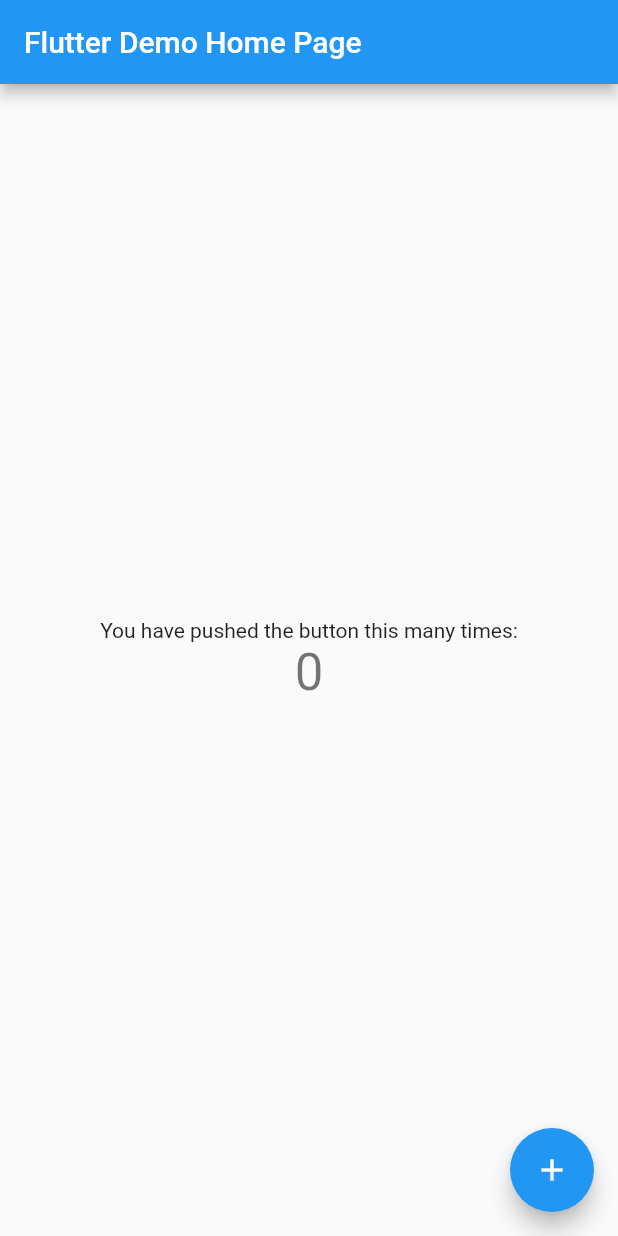
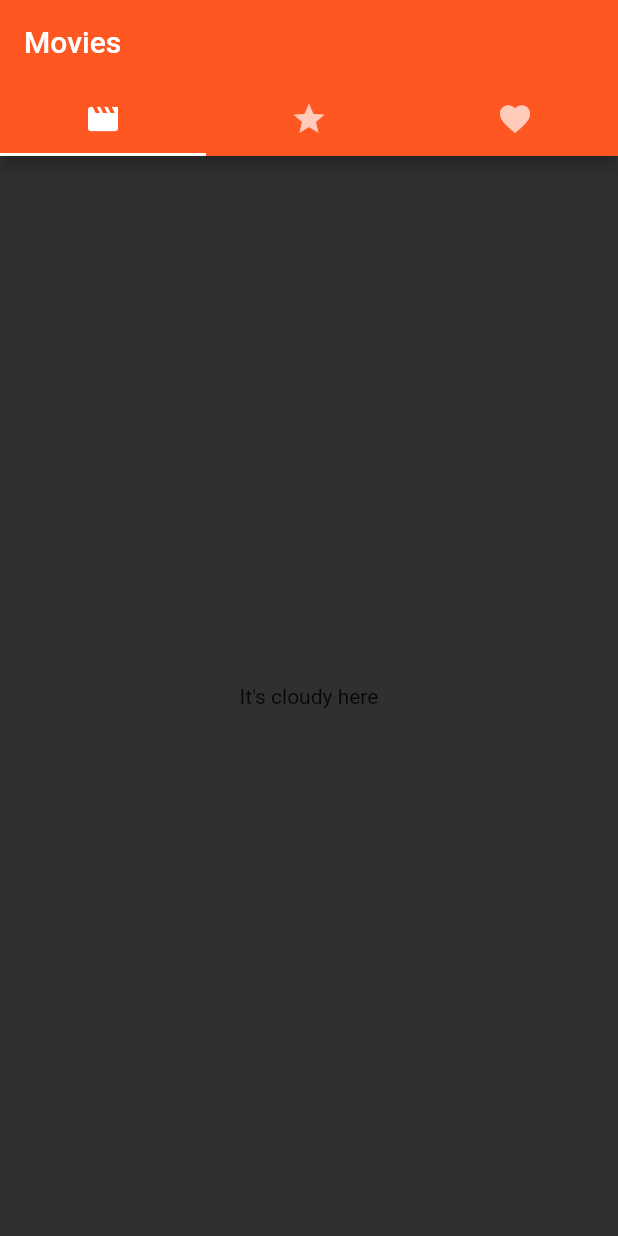
Before and after one commit to bence-t0th/Movies, a Flutter app: the screen it shows after launch, on a phone screen of 412 x 824 dp. Run offline on Flutter 3.47's test engine with Material 2 defaults, Android fonts, the phone set to English and light mode, and no system bars.

Commit message:
Main Widget with TabBar

```diff
--- a/lib/main.dart
+++ b/lib/main.dart
@@ -1,113 +1,74 @@
 import 'package:flutter/material.dart';
 
-void main() {
-  runApp(MyApp());
-}
+void main() => runApp(MyApp());
 
 class MyApp extends StatelessWidget {
-  // This widget is the root of your application.
+
   @override
   Widget build(BuildContext context) {
     return MaterialApp(
-      title: 'Flutter Demo',
+      title: 'Movies',
+      debugShowCheckedModeBanner: false,
       theme: ThemeData(
-        // This is the theme of your application.
-        //
-        // Try running your application with "flutter run". You'll see the
-        // application has a blue toolbar. Then, without quitting the app, try
-        // changing the primarySwatch below to Colors.green and then invoke
-        // "hot reload" (press "r" in the console where you ran "flutter run",
-        // or simply save your changes to "hot reload" in a Flutter IDE).
-        // Notice that the counter didn't reset back to zero; the application
-        // is not restarted.
-        primarySwatch: Colors.blue,
+        scaffoldBackgroundColor: Colors.grey[850],
+        primarySwatch: Colors.deepOrange,
+        appBarTheme: AppBarTheme(brightness: Brightness.dark),
       ),
-      home: MyHomePage(title: 'Flutter Demo Home Page'),
+      home: MyStatefulWidget()
     );
   }
 }
 
-class MyHomePage extends StatefulWidget {
-  MyHomePage({Key? key, this.title = ""}) : super(key: key);
-
-  // This widget is the home page of your application. It is stateful, meaning
-  // that it has a State object (defined below) that contains fields that affect
-  // how it looks.
-
-  // This class is the configuration for the state. It holds the values (in this
-  // case the title) provided by the parent (in this case the App widget) and
-  // used by the build method of the State. Fields in a Widget subclass are
-  // always marked "final".
-
-  final String title;
+class MyStatefulWidget extends StatefulWidget {
+  const MyStatefulWidget({Key? key}) : super(key: key);
 
   @override
-  _MyHomePageState createState() => _MyHomePageState();
+  _MyStatefulWidgetState createState() => _MyStatefulWidgetState();
 }
 
-class _MyHomePageState extends State<MyHomePage> {
-  int _counter = 0;
+class _MyStatefulWidgetState extends State<MyStatefulWidget> with TickerProviderStateMixin {
+  late TabController _tabController;
 
-  void _incrementCounter() {
-    setState(() {
-      // This call to setState tells the Flutter framework that something has
-      // changed in this State, which causes it to rerun the build method below
-      // so that the display can reflect the updated values. If we changed
-      // _counter without calling setState(), then the build method would not be
-      // called again, and so nothing would appear to happen.
-      _counter++;
-    });
+  @override
+  void initState() {
+    super.initState();
+    _tabController = TabController(length: 3, vsync: this);
   }
 
   @override
   Widget build(BuildContext context) {
-    // This method is rerun every time setState is called, for instance as done
-    // by the _incrementCounter method above.
-    //
-    // The Flutter framework has been optimized to make rerunning build methods
-    // fast, so that you can just rebuild anything that needs updating rather
-    // than having to individually change instances of widgets.
     return Scaffold(
       appBar: AppBar(
-        // Here we take the value from the MyHomePage object that was created by
-        // the App.build method, and use it to set our appbar title.
-        title: Text(widget.title),
-      ),
-      body: Center(
-        // Center is a layout widget. It takes a single child and positions it
-        // in the middle of the parent.
-        child: Column(
-          // Column is also a layout widget. It takes a list of children and
-          // arranges them vertically. By default, it sizes itself to fit its
-          // children horizontally, and tries to be as tall as its parent.
-          //
-          // Invoke "debug painting" (press "p" in the console, choose the
-          // "Toggle Debug Paint" action from the Flutter Inspector in Android
-          // Studio, or the "Toggle Debug Paint" command in Visual Studio Code)
-          // to see the wireframe for each widget.
-          //
-          // Column has various properties to control how it sizes itself and
-          // how it positions its children. Here we use mainAxisAlignment to
-          // center the children vertically; the main axis here is the vertical
-          // axis because Columns are vertical (the cross axis would be
-          // horizontal).
-          mainAxisAlignment: MainAxisAlignment.center,
-          children: <Widget>[
-            Text(
-              'You have pushed the button this many times:',
+        title: const Text('Movies'),
+        bottom: TabBar(
+          controller: _tabController,
+          tabs: const <Widget>[
+            Tab(
+              icon: Icon(Icons.movie),
             ),
-            Text(
-              '$_counter',
-              style: Theme.of(context).textTheme.headline4,
+            Tab(
+              icon: Icon(Icons.star),
+            ),
+            Tab(
+              icon: Icon(Icons.favorite),
             ),
           ],
         ),
       ),
-      floatingActionButton: FloatingActionButton(
-        onPressed: _incrementCounter,
-        tooltip: 'Increment',
-        child: Icon(Icons.add),
-      ), // This trailing comma makes auto-formatting nicer for build methods.
+      body: TabBarView(
+        controller: _tabController,
+        children: const <Widget>[
+          Center(
+            child: Text('It\'s cloudy here'),
+          ),
+          Center(
+            child: Text('It\'s rainy here'),
+          ),
+          Center(
+            child: Text('It\'s sunny here'),
+          ),
+        ],
+      ),
     );
   }
 }
--- a/pubspec.yaml
+++ b/pubspec.yaml
@@ -24,6 +24,7 @@ dependencies:
   flutter:
     sdk: flutter
 
+  flutter_statusbarcolor: ^0.2.3
 
   # The following adds the Cupertino Icons font to your application.
   # Use with the CupertinoIcons class for iOS style icons.
```
Also changed, not shown: pubspec.lock, 5 other files.
